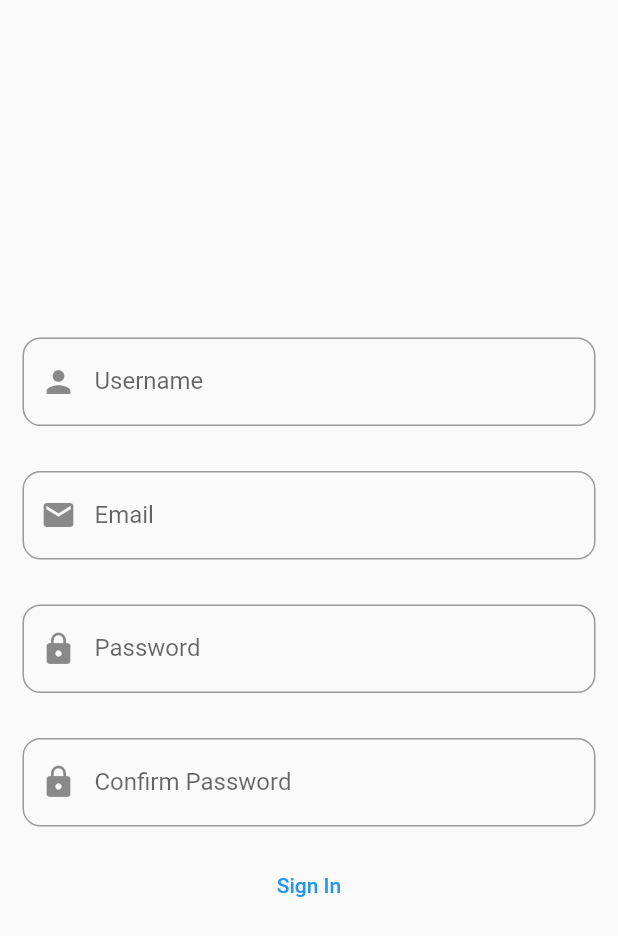
After one commit to ketankp/BusReservation---Flutter, a Flutter app: the screen it shows after launch, after a tap on "Login", after a tap on "Create account", on a phone screen of 412 x 824 dp. The commit adds this screen. Shown: the top 936 px of the screen. Run offline on Flutter 3.47's test engine with Material 2 defaults, Android fonts, the phone set to English and light mode, and no system bars; our stand-ins replace get, get_storage.

Commit message:
Login and registration all bug fixed

```diff
--- a/lib/constants/constants.dart
+++ b/lib/constants/constants.dart
@@ -1,3 +1,14 @@
 class Constants {
   static const String baseUrl = "http://192.168.0.107:8000/api/";
+  static const String token = "token";
+  static const String signInError = "Sign In Error";
+  static const String registrationFailed = "Registration Failed";
+  static const String loginFailed = "Login Failed";
+  static const String tryAgain = "Try Again";
+  static const String username = "username";
+  static const String password = "password";
+  static const String statusBody = "statusBody";
+  static const String email = "email";
+  static const String password2 = "password2";
+  static const String nonFieldErrors = "non_field_errors";
 }
--- /dev/null
+++ b/lib/controller/auth_controller.dart
@@ -0,0 +1,67 @@
+import 'package:bus_reservation/constants/constants.dart';
+import 'package:bus_reservation/screens/home_page.dart';
+import 'package:bus_reservation/screens/login_page.dart';
+import 'package:bus_reservation/utils/api_manager.dart';
+import 'package:bus_reservation/utils/loading_dialog.dart';
+import 'package:get/get.dart';
+import 'package:get_storage/get_storage.dart';
+
+class AuthController extends GetxController {
+  Api api = new Api();
+  final storage = GetStorage();
+
+  @override
+  void onInit() async {
+    super.onInit();
+  }
+
+  void doLogin(Map<String, dynamic> map) async {
+    try {
+      showLoading();
+      Map<String, dynamic> response = await api.doLogin(map) as Map;
+      if (response.containsKey(Constants.token)) {
+        storage.write(Constants.token, response[Constants.token]);
+        Get.offAll(HomePage());
+      } else if (response.containsKey(Constants.nonFieldErrors)) {
+        dismissLoadingWidget();
+        showSnackBar(
+            Constants.loginFailed, response[Constants.nonFieldErrors][0]);
+      }
+    } catch (_) {
+      Get.snackbar(Constants.loginFailed, Constants.tryAgain);
+    }
+  }
+
+  void doSignIn(Map<String, dynamic> map) async {
+    try {
+      // showLoading();
+      Map<String, dynamic> response = await api.doSignIn(map) as Map;
+      if (response.isNotEmpty) {
+        dismissLoadingWidget();
+        if (response.containsKey(Constants.username)) {
+          showSnackBar(Constants.signInError,
+              "${Constants.username.capitalizeFirst} : ${response[Constants.username][0]}");
+        } else if (response.containsKey(Constants.email)) {
+          showSnackBar(Constants.signInError,
+              "${Constants.email.capitalizeFirst} : ${response[Constants.email][0]}");
+        } else if (response.containsKey(Constants.password)) {
+          showSnackBar(Constants.signInError,
+              "${Constants.password.capitalizeFirst} : ${response[Constants.password][0]}");
+        } else if (response.containsKey(Constants.statusBody)) {
+          doLogin({
+            Constants.username: map[Constants.username],
+            Constants.password: map[Constants.password]
+          });
+        }
+      }
+    } catch (_) {
+      Get.snackbar(Constants.registrationFailed, Constants.tryAgain);
+    }
+  }
+
+  void doLogout() {
+    showLoading();
+    storage.remove(Constants.token);
+    Get.offAll(LoginPage());
+  }
+}
--- a/lib/main.dart
+++ b/lib/main.dart
@@ -3,7 +3,7 @@ import 'package:bus_reservation/screens/login_page.dart';
 import 'package:flutter/material.dart';
 import 'package:get/get.dart';
 import 'package:get_storage/get_storage.dart';
-import 'controller/login_controller.dart';
+import 'controller/auth_controller.dart';
 
 void main() async {
   await GetStorage.init();
@@ -13,7 +13,7 @@ void main() async {
 // ignore: must_be_immutable
 class MyApp extends StatelessWidget {
   // This widget is the root of your application.
-  LoginController loginController = Get.put(LoginController());
+  AuthController loginController = Get.put(AuthController());
   @override
   Widget build(BuildContext context) {
     return GetMaterialApp(
--- a/lib/screens/login_page.dart
+++ b/lib/screens/login_page.dart
@@ -1,5 +1,6 @@
-import 'package:bus_reservation/controller/login_controller.dart';
-import 'package:bus_reservation/screens/home_page.dart';
+import 'package:bus_reservation/constants/constants.dart';
+import 'package:bus_reservation/controller/auth_controller.dart';
+import 'package:bus_reservation/screens/signin_page.dart';
 import 'package:flutter/material.dart';
 import 'package:get/get.dart';
 
@@ -9,15 +10,13 @@ class LoginPage extends StatelessWidget {
   TextEditingController _passwordTEC = new TextEditingController();
   GlobalKey<FormState> _formKey = new GlobalKey<FormState>();
   Map<String, dynamic> map = new Map<String, dynamic>();
-  LoginController loginController = Get.find();
+  AuthController authController = Get.find();
 
   void validateAndSave() {
     if (_formKey.currentState.validate()) {
-      map['username'] = _usernameTEC.text;
-      map['password'] = _passwordTEC.text;
-      loginController.doLogin(map);
-      print(loginController.storage.read("token"));
-      Get.offAll(HomePage());
+      map[Constants.username] = _usernameTEC.text;
+      map[Constants.password] = _passwordTEC.text;
+      authController.doLogin(map);
     }
   }
 
@@ -36,10 +35,15 @@ class LoginPage extends StatelessWidget {
             _passWord(_passwordTEC),
             TextButton(
               onPressed: () {
-                showLoaderDialog(context);
                 validateAndSave();
               },
               child: Text("Login"),
+            ),
+            TextButton(
+              onPressed: () {
+                Get.to(SignInPage());
+              },
+              child: Text("Create account"),
             ),
           ],
         ),
@@ -52,14 +56,15 @@ Widget _userName(TextEditingController usernameTEC) {
   return Padding(
     padding: EdgeInsets.all(15.0),
     child: TextFormField(
+      enabled: true,
       decoration: InputDecoration(
         prefixIcon: Icon(Icons.person),
         labelText: "Username",
         hintText: "abc",
         border: OutlineInputBorder(
+          borderRadius: BorderRadius.circular(12.0),
           borderSide: BorderSide(color: Colors.amber),
         ),
-        labelStyle: TextStyle(),
       ),
       validator: (value) {
         if (value.isEmpty) {
@@ -80,6 +85,7 @@ Widget _passWord(TextEditingController passwordTEC) {
         prefixIcon: Icon(Icons.lock),
         labelText: "Password",
         border: OutlineInputBorder(
+          borderRadius: BorderRadius.circular(12.0),
           borderSide: BorderSide(color: Colors.amber),
         ),
         labelStyle: TextStyle(),
@@ -95,21 +101,3 @@ Widget _passWord(TextEditingController passwordTEC) {
     ),
   );
 }
-
-showLoaderDialog(BuildContext context) {
-  AlertDialog alert = AlertDialog(
-    content: new Row(
-      children: [
-        CircularProgressIndicator(),
-        Container(margin: EdgeInsets.only(left: 7), child: Text("Loading...")),
-      ],
-    ),
-  );
-  showDialog(
-    barrierDismissible: false,
-    context: context,
-    builder: (BuildContext context) {
-      return alert;
-    },
-  );
-}
--- /dev/null
+++ b/lib/screens/signin_page.dart
@@ -0,0 +1,152 @@
+import 'package:bus_reservation/constants/constants.dart';
+import 'package:bus_reservation/controller/auth_controller.dart';
+import 'package:flutter/material.dart';
+import 'package:get/get.dart';
+
+// ignore: must_be_immutable
+class SignInPage extends StatelessWidget {
+  GlobalKey<FormState> _formKey = new GlobalKey<FormState>();
+  TextEditingController _usernameTEC = new TextEditingController();
+  TextEditingController _emailTEC = new TextEditingController();
+  TextEditingController _passwordTEC = new TextEditingController();
+  TextEditingController _password2TEC = new TextEditingController();
+  Map<String, dynamic> map = new Map<String, dynamic>();
+  AuthController authController = Get.find();
+
+  void validateAndSubmit() {
+    if (_formKey.currentState.validate()) {
+      map[Constants.username] = _usernameTEC.text;
+      map[Constants.email] = _emailTEC.text;
+      map[Constants.password] = _passwordTEC.text;
+      map[Constants.password2] = _password2TEC.text;
+
+      authController.doSignIn(map);
+    }
+  }
+
+  @override
+  Widget build(BuildContext context) {
+    return Scaffold(
+      body: SingleChildScrollView(
+        child: Container(
+          height: MediaQuery.of(context).size.height,
+          child: Form(
+            key: _formKey,
+            child: Column(
+              mainAxisAlignment: MainAxisAlignment.center,
+              children: <Widget>[
+                _userName(_usernameTEC),
+                _email(_emailTEC),
+                _password(_passwordTEC),
+                _password2(_password2TEC),
+                TextButton(
+                  onPressed: () {
+                    validateAndSubmit();
+                  },
+                  child: Text("Sign In"),
+                ),
+              ],
+            ),
+          ),
+        ),
+      ),
+    );
+  }
+}
+
+Widget _userName(TextEditingController username) {
+  return Padding(
+    padding: EdgeInsets.all(15.0),
+    child: TextFormField(
+      decoration: InputDecoration(
+        prefixIcon: Icon(Icons.person),
+        labelText: "Username",
+        hintText: "abc",
+        border: OutlineInputBorder(
+          borderRadius: BorderRadius.circular(12.0),
+          borderSide: BorderSide(color: Colors.amber),
+        ),
+        labelStyle: TextStyle(),
+      ),
+      validator: (value) {
+        if (value.isEmpty) {
+          return "Enter Username";
+        }
+        return null;
+      },
+      controller: username,
+    ),
+  );
+}
+
+Widget _email(TextEditingController email) {
+  return Padding(
+    padding: EdgeInsets.all(15.0),
+    child: TextFormField(
+      decoration: InputDecoration(
+        labelText: "Email",
+        hintText: "abc@gmail.com",
+        prefixIcon: Icon(Icons.email),
+        border: OutlineInputBorder(
+          borderRadius: BorderRadius.circular(12.0),
+          borderSide: BorderSide(color: Colors.amber),
+        ),
+      ),
+      controller: email,
+      validator: (value) {
+        if (value.isEmpty) {
+          return "Enter valid email";
+        }
+        return null;
+      },
+    ),
+  );
+}
+
+Widget _password(TextEditingController password) {
+  return Padding(
+    padding: EdgeInsets.all(15.0),
+    child: TextFormField(
+      decoration: InputDecoration(
+        labelText: "Password",
+        prefixIcon: Icon(Icons.lock),
+        border: OutlineInputBorder(
+          borderRadius: BorderRadius.circular(12.0),
+          borderSide: BorderSide(color: Colors.amber),
+        ),
+      ),
+      controller: password,
+      validator: (value) {
+        if (value.isEmpty) {
+          return "Enter Password";
+        }
+        return null;
+      },
+      obscureText: true,
+    ),
+  );
+}
+
+Widget _password2(TextEditingController password2) {
+  return Padding(
+    padding: EdgeInsets.all(15.0),
+    child: TextFormField(
+      decoration: InputDecoration(
+        labelText: "Confirm Password",
+        prefixIcon: Icon(Icons.lock),
+        border: OutlineInputBorder(
+          borderRadius: BorderRadius.circular(12.0),
+          borderSide: BorderSide(color: Colors.amber),
+        ),
+      ),
+      controller: password2,
+      validator: (value) {
+        if (value.isEmpty) {
+          return "Enter Password";
+        }
+        return null;
+      },
+      obscureText: true,
+    ),
+  );
+}
--- a/lib/utils/loading_dialog.dart
+++ b/lib/utils/loading_dialog.dart
@@ -11,3 +11,7 @@ showLoading() {
 dismissLoadingWidget() {
   Get.back();
 }
+
+showSnackBar(String title, String msg) {
+  Get.snackbar(title, msg);
+}
```
Also changed, not shown: lib/controller/login_controller.dart (deleted, +0 -27 lines), lib/screens/home_page.dart (+3 -5 lines), lib/utils/api_manager.dart (+11 -1 lines).
